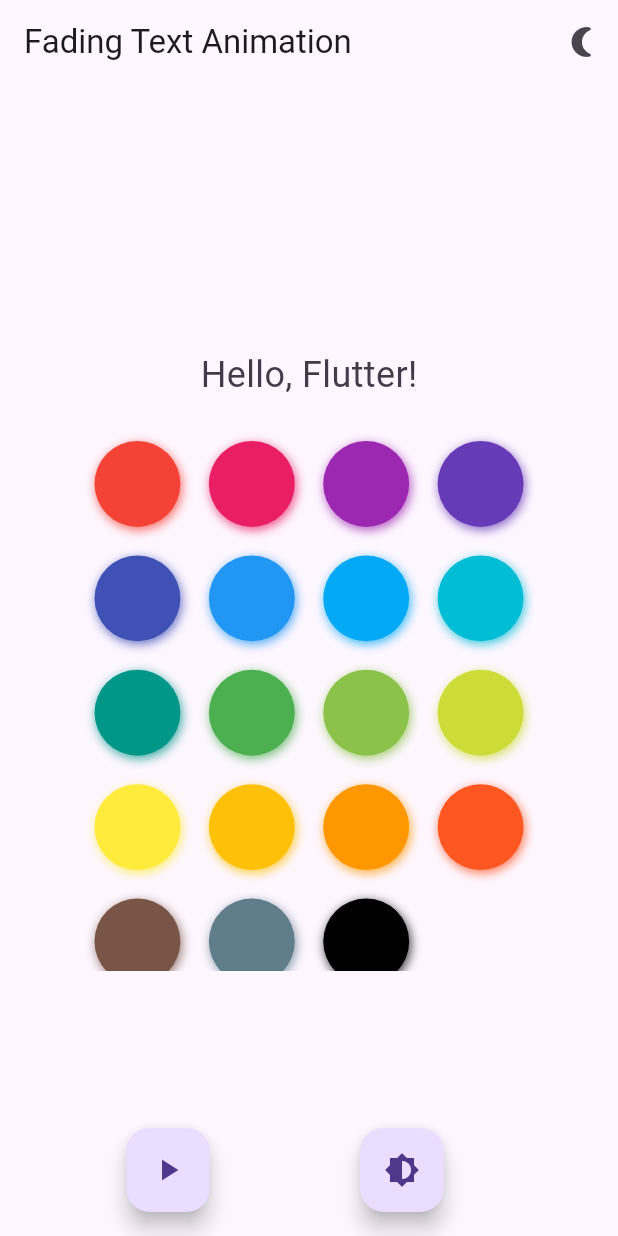
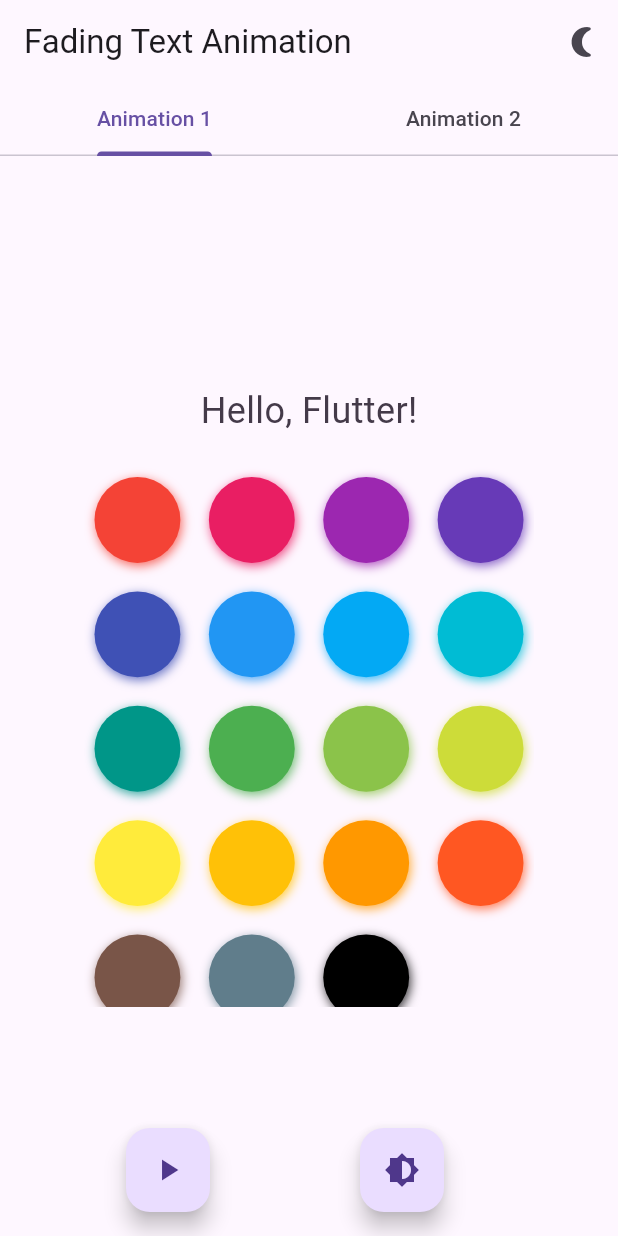
Before and after one commit to leyyenahsophie/act7, a Flutter app: the screen it shows after launch, on a phone screen of 412 x 824 dp. Run offline on Flutter 3.47's test engine with Material 3 defaults, Android fonts, the phone set to English and light mode, and no system bars; drawn by our look-alikes of flutter_colorpicker.

Commit message:
new tab with different animation speed

```diff
--- a/lib/main.dart
+++ b/lib/main.dart
@@ -26,7 +26,10 @@ class _MyAppState extends State<MyApp> {
       theme: ThemeData(useMaterial3: true, brightness: Brightness.light),
       darkTheme: ThemeData(useMaterial3: true, brightness: Brightness.dark),
       themeMode: _themeMode,
-      home: HomeScreen(toggleTheme: toggleTheme),
+      home: DefaultTabController (
+        length: 2,
+        child: HomeScreen(toggleTheme: toggleTheme),
+      ),
     );
   }
 }
@@ -40,10 +43,23 @@ class HomeScreen extends StatefulWidget {
   _HomeScreenState createState() => _HomeScreenState();
 }
 
-class _HomeScreenState extends State<HomeScreen> {
+class _HomeScreenState extends State<HomeScreen> with SingleTickerProviderStateMixin{
   bool _isVisible = true; // Controls text visibility
   Color pickerColor = Colors.black; // Default text color
   Color textColor = const Color(0xff443a49); // Initial text color
+  late TabController _tabController;
+
+  @override
+  void initState(){
+    super.initState();
+    _tabController =TabController(length: 2, vsync:this);
+  }
+
+  @override
+  void dispose(){
+    _tabController.dispose();
+    super.dispose();
+  }
 
   void changeColor(Color color) {
     setState(() {
@@ -58,6 +74,27 @@ class _HomeScreenState extends State<HomeScreen> {
     });
   }
 
+  Widget buildAnimatedTab(String text, Duration duration) {
+    return Column(
+      mainAxisAlignment: MainAxisAlignment.center,
+      children: [
+        AnimatedOpacity(
+          opacity: _isVisible ? 1.0 : 0.0,
+          duration: duration,
+          child: Text(
+            text,
+            style: TextStyle(fontSize: 24, color: textColor),
+          ),
+        ),
+        const SizedBox(height: 20),
+        BlockPicker(
+          pickerColor: textColor,
+          onColorChanged: changeColor,
+        ),
+      ],
+    );
+  }
+
   @override
   Widget build(BuildContext context) {
     bool isDarkMode = Theme.of(context).brightness == Brightness.dark;
@@ -65,6 +102,13 @@ class _HomeScreenState extends State<HomeScreen> {
     return Scaffold(
       appBar: AppBar(
         title: const Text("Fading Text Animation"),
+        bottom: TabBar(
+          controller: _tabController,
+          tabs: [
+            Tab(text: "Animation 1"),
+            Tab(text: "Animation 2"),
+          ],
+        ),
         actions: [
           IconButton(
             icon: Icon(isDarkMode ? Icons.wb_sunny : Icons.nightlight_round),
@@ -72,24 +116,13 @@ class _HomeScreenState extends State<HomeScreen> {
           ),
         ],
       ),
-      body: Column(
-        mainAxisAlignment: MainAxisAlignment.center,
+      body: TabBarView(
+        controller: _tabController,
         children: [
-          Center(
-            child: AnimatedOpacity(
-              opacity: _isVisible ? 1.0 : 0.0,
-              duration: const Duration(seconds: 1),
-              child: Text(
-                'Hello, Flutter!',
-                style: TextStyle(fontSize: 24, color: textColor),
-              ),
-            ),
-          ),
-          const SizedBox(height: 20),
-          BlockPicker(
-            pickerColor: textColor,
-            onColorChanged: changeColor,
-          ),
+          // First tab: "Hello, Flutter!" with 1-second duration
+          buildAnimatedTab("Hello, Flutter!", const Duration(seconds: 1)),
+          // Second tab: "Goodbye, Flutter!" with 3-second duration
+          buildAnimatedTab("Goodbye, Flutter!", const Duration(seconds: 3)),
         ],
       ),
       floatingActionButton: Row(
```
